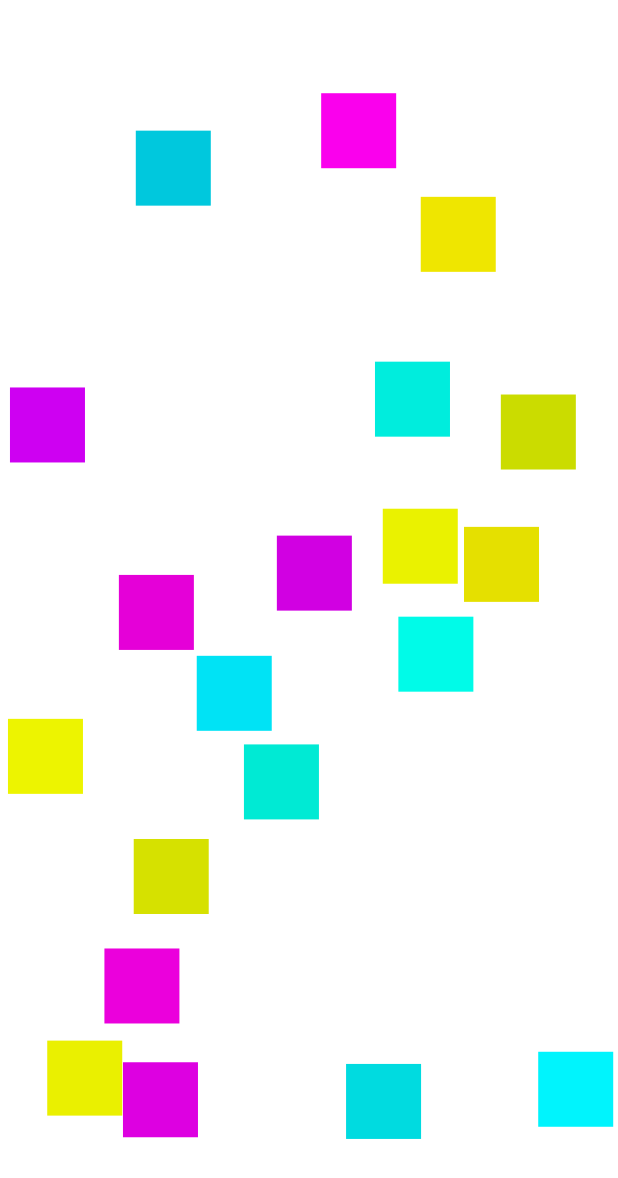
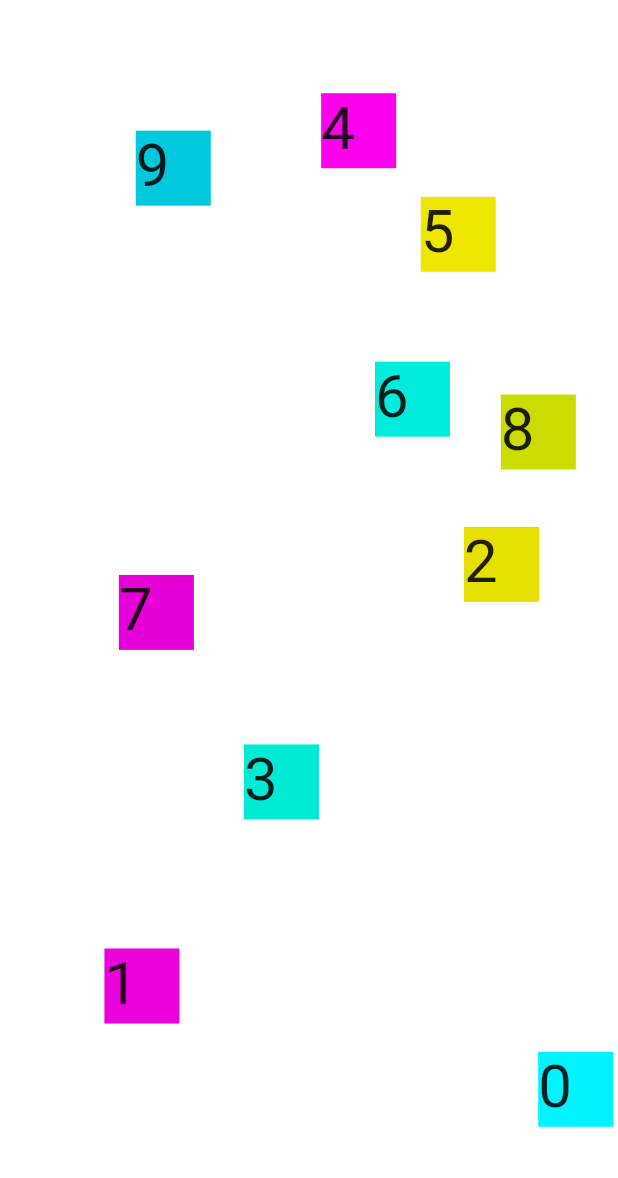
Before and after one commit to remoteportal/slowly_moving_widgets_field, a Flutter app: the screen it shows after launch, on a phone screen of 412 x 824 dp. Shown: the top 1178 px of the screen. Run offline on Flutter 3.47's test engine with Material 2 defaults, Android fonts, the phone set to English and light mode, and no system bars.

Commit message:
end of am

```diff
--- a/lib/slowly_moving_widgets_field.dart
+++ b/lib/slowly_moving_widgets_field.dart
@@ -43,7 +43,8 @@ class Dude {
 //    return false;
   }
 
-  String toString() => "dude $id: l=$left r=$right t=$top b=$bottom";
+  String toString() => "$id";
+  String toDump() => "dude $id: l=$left r=$right t=$top b=$bottom";
 }
 
 class _SlowlyMovingWidgetsFieldState extends State<SlowlyMovingWidgetsField> {
@@ -69,11 +70,10 @@ class _SlowlyMovingWidgetsFieldState extends State<SlowlyMovingWidgetsField> {
       width = MediaQuery.of(context).size.width;
       height = MediaQuery.of(context).size.height;
 
-      for (int i = 0; i < 20; i++) {
+      for (int i = 0; i < 10; i++) {
         int attempt = 0;
         while (true) {
-          attempt++;
-          if (attempt > longestRun) {
+          if (++attempt > longestRun) {
             longestRun = attempt;
           }
 
@@ -95,6 +95,7 @@ class _SlowlyMovingWidgetsFieldState extends State<SlowlyMovingWidgetsField> {
 
           colorRotate++;
           colorRotate %= 3;
+
           d.xdelta = (0.5 - (r.nextDouble() * 3)) / 10;
           d.ydelta = (0.5 - (r.nextDouble() * 0.5)) / 10;
 
@@ -106,6 +107,7 @@ class _SlowlyMovingWidgetsFieldState extends State<SlowlyMovingWidgetsField> {
             list.forEach((d2) {
 //              print("cr: $d2");
               if (d.hit(d2)) {
+                createHits++;
 //                print("$i attempt $attempt: $d");
 //                print("$i         $attempt: $d2");
                 add = false;
@@ -123,25 +125,20 @@ class _SlowlyMovingWidgetsFieldState extends State<SlowlyMovingWidgetsField> {
       }
     }
 
-//    print("build");
     List<Widget> l = [back];
     list.forEach((d) {
 //      print("dude: left=${d.left}");
       l.add(Positioned(
-          child: Container(color: d.color, height: d.height, width: d.width),
+          child: Container(
+              child: Text("$d", style: TextStyle(fontSize: 40)),
+              color: d.color,
+              height: d.height,
+              width: d.width),
           left: d.left,
           top: d.top));
 
       d.left += d.xdelta * accelerate;
       d.top += d.ydelta * accelerate;
-
-      if (d.left < 0 || d.left + d.width > width) {
-        d.xdelta *= -1;
-      }
-
-      if (d.top < 0 || d.top + d.height > height) {
-        d.ydelta *= -1;
-      }
 
       list.forEach((d2) {
         if (d != d2) {
@@ -149,29 +146,55 @@ class _SlowlyMovingWidgetsFieldState extends State<SlowlyMovingWidgetsField> {
             if (d.xdelta > 0 && d2.xdelta < 0) {
               d.xdelta *= -1;
               d2.xdelta *= -1;
-              print("x: both");
+              print("x: both $d $d2");
             } else if ((d.xdelta > 0 &&
                     d2.xdelta > 0 &&
                     d.xdelta > d2.xdelta) ||
                 (d.xdelta < 0 && d2.xdelta < 0 && d.xdelta < d2.xdelta)) {
-              print("x: d > d2");
+              print("x: $d > $d2");
               d.xdelta *= -1;
             } else if (d.xdelta > 0 && d2.xdelta > 0 && d.xdelta < d2.xdelta) {
-              print("x: d2 > d");
+              print("x: $d2 > $d");
               d2.xdelta *= -1;
             }
 
-            if ((d.ydelta > 0 && d2.ydelta > 0 && d.ydelta > d2.ydelta) ||
+            if (d.ydelta > 0 && d2.ydelta < 0) {
+              d.ydelta *= -1;
+              d2.ydelta *= -1;
+              print("y: both $d $d2");
+            } else if ((d.ydelta > 0 &&
+                    d2.ydelta > 0 &&
+                    d.ydelta > d2.ydelta) ||
                 (d.ydelta < 0 && d2.ydelta < 0 && d.ydelta < d2.ydelta)) {
-              print("y: d > d2");
+              print("y: $d > $d2");
               d.ydelta *= -1;
             } else if (d.ydelta > 0 && d2.ydelta > 0 && d.ydelta < d2.ydelta) {
-              print("y: d2 > d");
+              print("y: $d2 > $d");
               d2.ydelta *= -1;
             }
           }
         }
       });
+
+      if (d.left < 0) {
+        d.left = 0;
+        d.xdelta = d.xdelta.abs();
+      }
+
+      if (d.right > width) {
+        d.left = width - d.width;
+        d.xdelta = -d.xdelta.abs();
+      }
+
+      if (d.top < 0) {
+        d.top = 0;
+        d.ydelta = d.ydelta.abs();
+      }
+
+      if (d.bottom > height) {
+        d.top = height - d.height;
+        d.ydelta = -d.ydelta.abs();
+      }
     });
 
     if (!accelerated) {
```
